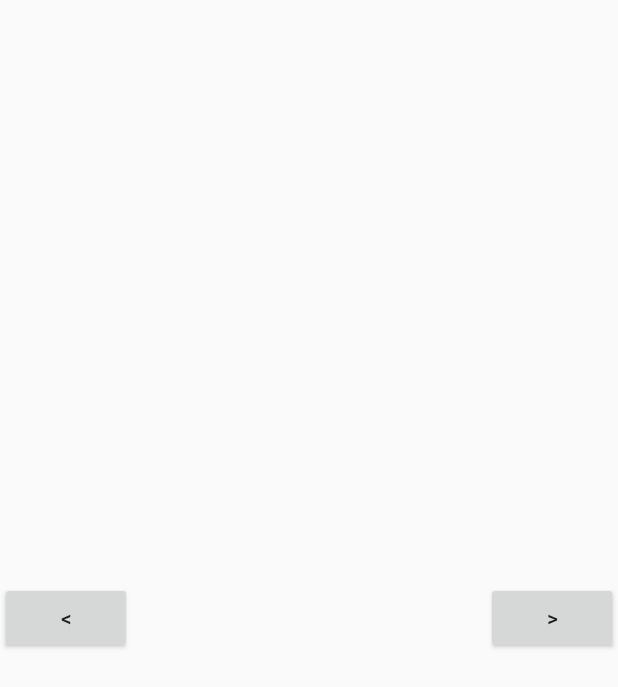
After one commit to mnuelgc/VisorOpenGLES_Android, an Android app: the layout head_controllers_layout.xml on its own in the app's theme, with its tools: preview values and no code run, on a phone screen of 412 x 824 dp. The commit adds this screen. Shown: the top 687 px of the screen. Run offline under Robolectric (Android 15) with nearby library versions, the phone set to English and light mode, and no system bars.

Commit message:
Buttons rotation done

```diff
--- a/app/src/main/java/com/japg/mastermoviles/opengl10/EngineBasics/Transform.java
+++ b/app/src/main/java/com/japg/mastermoviles/opengl10/EngineBasics/Transform.java
@@ -14,7 +14,7 @@ import glm_.vec3.Vec3;
 public class Transform {
 
     String mName;
-    Vec3 mPosition;
+    public Vec3 mPosition;
     Vec3 mAnglesEuler;
     Mat4 mModelMatrix;
 
--- /dev/null
+++ b/app/src/main/res/layout/head_controllers_layout.xml
@@ -0,0 +1,25 @@
+<?xml version="1.0" encoding="utf-8"?>
+<androidx.constraintlayout.widget.ConstraintLayout xmlns:android="http://schemas.android.com/apk/res/android"
+    android:layout_width="match_parent"
+    android:layout_height="match_parent"
+    xmlns:app="http://schemas.android.com/apk/res-auto">
+
+    <Button
+        android:id="@+id/rotateLeft"
+        android:layout_width="wrap_content"
+        android:layout_height="wrap_content"
+        android:text="@string/LeftSymbol"
+        app:layout_constraintTop_toTopOf="parent"
+        app:layout_constraintBottom_toBottomOf="parent"
+        app:layout_constraintStart_toStartOf="parent"/>
+
+    <Button
+        android:id="@+id/rotateRight"
+        android:layout_width="wrap_content"
+        android:layout_height="wrap_content"
+        android:text="@string/RightSymbol"
+        app:layout_constraintTop_toTopOf="parent"
+        app:layout_constraintBottom_toBottomOf="parent"
+        app:layout_constraintEnd_toEndOf="parent"/>
+
+</androidx.constraintlayout.widget.ConstraintLayout>
--- a/app/src/main/res/values/strings.xml
+++ b/app/src/main/res/values/strings.xml
@@ -1,4 +1,8 @@
 <resources>
     <string name="app_name">OpenGL10</string>
     <string name="action_settings">Settings</string>
+    <string name="LeftSymbol"><![CDATA[<]]></string>
+    <string name="RightSymbol"><![CDATA[>]]></string>
+    <string name="UpSymbol">^</string>
+    <string name="DownSymbol">v</string>
 </resources>
```
Also changed, not shown: app/src/main/java/com/japg/mastermoviles/opengl10/EngineBasics/GameObject.java (+9 -1 lines), app/src/main/java/com/japg/mastermoviles/opengl10/OpenGLActivity.java (+87 -1 lines), app/src/main/java/com/japg/mastermoviles/opengl10/OpenGLRenderer.java (+38 -2 lines), app/src/main/res/layout/head_controllers_up_down_layout.xml (added, +24 -0 lines).
